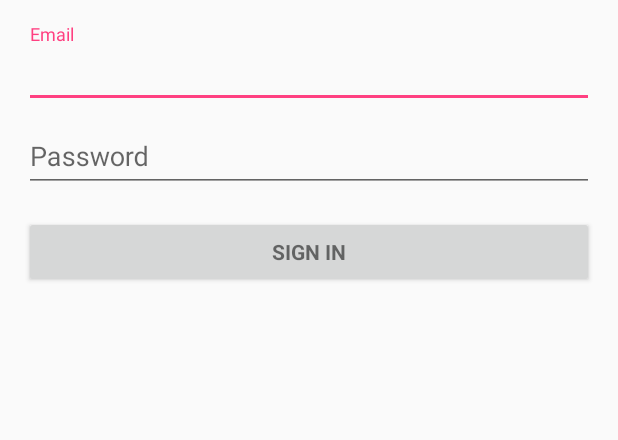
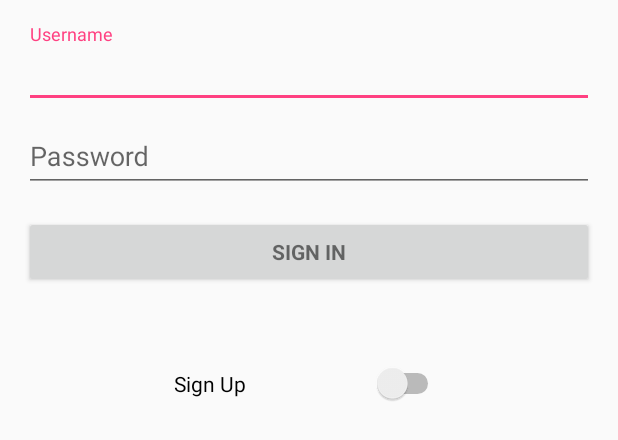
Before and after one commit to jpedrotm/FEUP-SDIS, an Android app: the layout activity_login.xml on its own in the app's theme, with its tools: preview values and no code run, on a phone screen of 412 x 824 dp. Shown: the top 440 px of the screen. Run offline under Robolectric (Android 15) with nearby library versions, the phone set to English and light mode, and no system bars.

Commit message:
button form login to sign up and vice versa completed. Need logout and save key

```diff
--- a/PROJ2/WeTranslate/app/src/main/java/sdis/wetranslate/TranslateFragment.java
+++ b/PROJ2/WeTranslate/app/src/main/java/sdis/wetranslate/TranslateFragment.java
@@ -26,10 +26,12 @@ import org.json.JSONObject;
 import org.w3c.dom.Text;
 
 import java.io.IOException;
+import java.util.ArrayList;
 
 import sdis.wetranslate.exceptions.ServerRequestException;
 import sdis.wetranslate.logic.PagerFeeder;
 import sdis.wetranslate.logic.ServerRequest;
+import sdis.wetranslate.logic.Translation;
 import sdis.wetranslate.logic.User;
 
 import static sdis.wetranslate.logic.ServerRequest.insertNewTranslation;
@@ -171,7 +173,7 @@ public class TranslateFragment extends Fragment {
                     getResources().getDimension(R.dimen.result_font));
 
             // Feed values to spinners
-            String[] items = new String[]{"Portugues", "Ingles", "Alemao"};
+            ArrayList<String> items = Translation.getLanguagesList();
             ArrayAdapter<String> adapter = new ArrayAdapter<>(getActivity(), android.R.layout.simple_spinner_dropdown_item, items);
 
 
@@ -240,7 +242,7 @@ public class TranslateFragment extends Fragment {
             @Override
             public void run() {
                 try {
-                    JSONArray response = ServerRequest.getRequests(source, target);
+                    JSONArray response = ServerRequest.getRequests(Translation.getLanguage(source), Translation.getLanguage(target));
                     PagerFeeder.feed(response);
                     viewPager.setAdapter(adapter);
                     viewPager.setPageTransformer(true, new ViewPager.PageTransformer() {
--- a/PROJ2/WeTranslate/app/src/main/res/layout/activity_login.xml
+++ b/PROJ2/WeTranslate/app/src/main/res/layout/activity_login.xml
@@ -1,4 +1,4 @@
-<LinearLayout xmlns:android="http://schemas.android.com/apk/res/android"
+<RelativeLayout xmlns:android="http://schemas.android.com/apk/res/android"
     xmlns:tools="http://schemas.android.com/tools"
     android:layout_width="match_parent"
     android:layout_height="match_parent"
@@ -28,7 +28,8 @@
             android:id="@+id/email_login_form"
             android:layout_width="match_parent"
             android:layout_height="wrap_content"
-            android:orientation="vertical">
+            android:orientation="vertical"
+            android:weightSum="1">
 
             <android.support.design.widget.TextInputLayout
                 android:layout_width="match_parent"
@@ -58,8 +59,7 @@
                     android:imeActionLabel="@string/action_sign_in_short"
                     android:imeOptions="actionUnspecified"
                     android:inputType="textPassword"
-                    android:maxLines="1"
-                    android:singleLine="true" />
+                    android:maxLines="1" />
 
             </android.support.design.widget.TextInputLayout>
 
@@ -70,8 +70,18 @@
                 android:layout_height="wrap_content"
                 android:layout_marginTop="16dp"
                 android:text="@string/action_sign_in"
-                android:textStyle="bold" />
+                android:textStyle="bold"
+                android:layout_weight="2.53" />
+
+            <Switch
+                android:id="@+id/log_in_switch"
+                android:layout_width="match_parent"
+                android:layout_height="wrap_content"
+                android:text="Sign Up"
+                android:layout_marginTop="50dp"
+                android:layout_marginLeft="100dp"
+                android:layout_marginRight="100dp"/>
 
         </LinearLayout>
     </ScrollView>
-</LinearLayout>
+</RelativeLayout>
--- a/PROJ2/WeTranslate/app/src/main/res/values/strings.xml
+++ b/PROJ2/WeTranslate/app/src/main/res/values/strings.xml
@@ -11,12 +11,12 @@
     <string name="title_activity_login">Sign in</string>
 
     <!-- Strings related to login -->
-    <string name="prompt_email">Email</string>
+    <string name="prompt_email">Username</string>
     <string name="prompt_password">Password</string>
     <string name="prompt_password_confirmation">Password Confirmation</string>
     <string name="action_sign_in">Sign in</string>
     <string name="action_sign_in_short">Sign in</string>
-    <string name="error_invalid_email">This email address is invalid</string>
+    <string name="error_invalid_email">This username is invalid.</string>
     <string name="error_invalid_password">This password is too short. Minimum size is 6.</string>
     <string name="error_incorrect_password">This password is incorrect</string>
     <string name="error_field_required">This field is required</string>
```
Also changed, not shown: PROJ2/WeTranslate/app/src/main/AndroidManifest.xml (+4 -6 lines), PROJ2/WeTranslate/app/src/main/java/sdis/wetranslate/LoginActivity.java (+18 -1 lines), PROJ2/WeTranslate/app/src/main/java/sdis/wetranslate/NewTranslationFragment.java (+6 -2 lines), PROJ2/WeTranslate/app/src/main/java/sdis/wetranslate/SignUpActivity.java (+11 -0 lines), PROJ2/WeTranslate/app/src/main/java/sdis/wetranslate/logic/Request.java (added, +36 -0 lines), PROJ2/WeTranslate/app/src/main/java/sdis/wetranslate/logic/Translation.java (+69 -0 lines), PROJ2/WeTranslate/app/src/main/res/layout/activity_sign_up.xml (+8 -0 lines).
